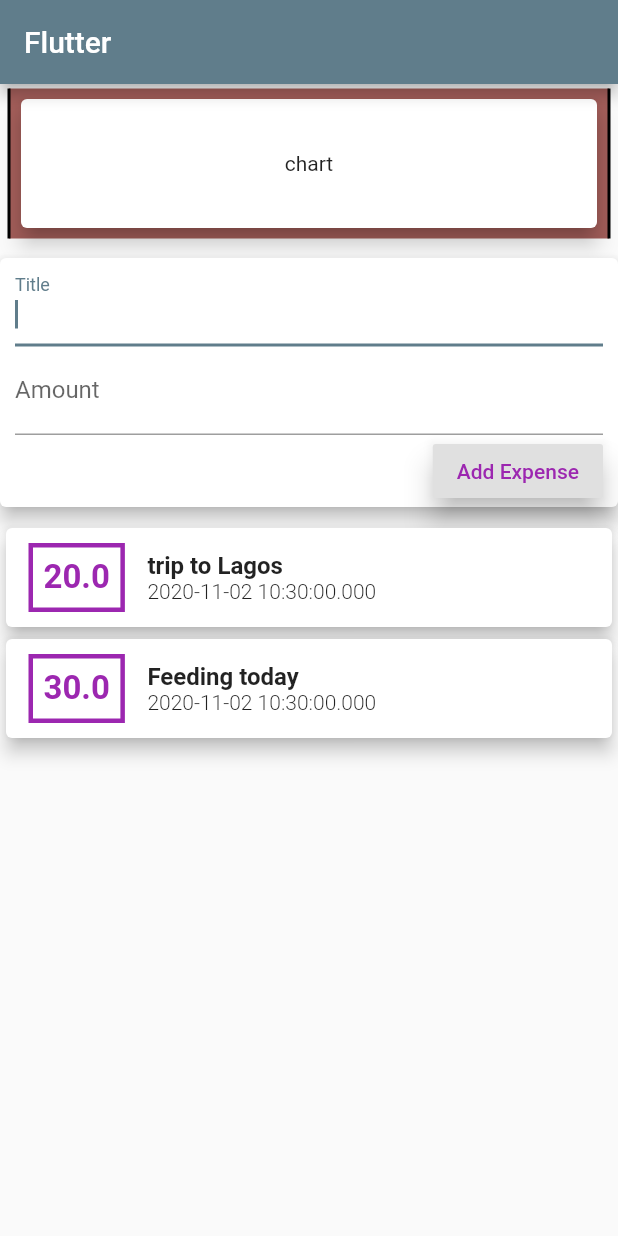
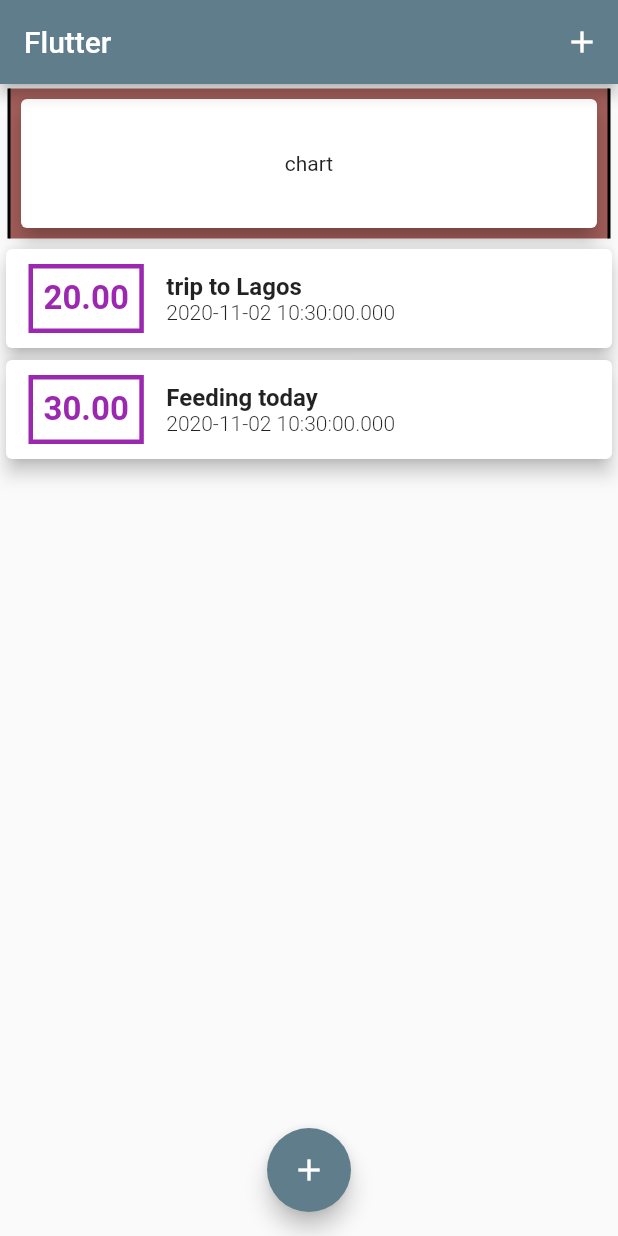
Before and after one commit to ercross/budget_manager, a Flutter app: the screen it shows after launch, on a phone screen of 412 x 824 dp. Run offline on Flutter 3.47's test engine with Material 2 defaults, Android fonts, the phone set to English and light mode, and no system bars.

Commit message:
added a bottomModalSheet to enable users input new expenses rather than render  InputFields() widget directly on the  homepage. InputFields is converted into stateful widget so that data entered into the fields are persisted onto the UI until the add expense button is clicked

```diff
--- a/lib/main.dart
+++ b/lib/main.dart
@@ -24,14 +24,23 @@ class MyApp extends StatelessWidget {
 }
 
 class MyHomePage extends StatelessWidget {
+  final HomePageBody homepageBody = new HomePageBody();
 
   @override
   Widget build(BuildContext context) {
     return Scaffold(
       appBar: AppBar(
         title: Text('Flutter'),
+        actions: [IconButton(
+          icon: Icon(Icons.add),
+          color: Colors.white,
+          onPressed: () {homepageBody.showInputFieldBoxes(context);})],
       ),
-      body: HomePageBody(),
+      body: homepageBody,
+      floatingActionButtonLocation: FloatingActionButtonLocation.centerFloat,
+      floatingActionButton: FloatingActionButton(
+        child: Icon(Icons.add),
+        onPressed: () {homepageBody.showInputFieldBoxes(context);})
     );
   }
 }
@@ -46,11 +55,19 @@ class HomePageBody extends StatelessWidget {
           //mainAxisAlignment: MainAxisAlignment.spaceAround,
           children: <Widget>[
             Chart(),
-            InputFields(_expenseBloc),
-            ExpenseList(expenseBloc: _expenseBloc)
+            //InputFields(_expenseBloc),
+            ExpenseList(expenseBloc: _expenseBloc),
           ],
         )
       );
+  }
+
+  void showInputFieldBoxes (BuildContext buildContext) {
+    showModalBottomSheet(
+      context: buildContext,
+      builder: (_) {
+        return InputFields(_expenseBloc);
+      });
   }
 }
 
@@ -76,12 +93,19 @@ class Chart extends StatelessWidget {
   }
 }
 
-class InputFields extends StatelessWidget {
+class InputFields extends StatefulWidget {
   final ExpenseBloc expenseBloc;
-  final TextEditingController amountController = TextEditingController();
-  final TextEditingController titleController = TextEditingController();
 
   InputFields(this.expenseBloc);
+
+  @override
+  _InputFieldsState createState() => _InputFieldsState();
+}
+
+class _InputFieldsState extends State<InputFields> {
+  final TextEditingController amountController = TextEditingController();
+
+  final TextEditingController titleController = TextEditingController();
 
   @override
   Widget build(BuildContext context) {
@@ -93,26 +117,43 @@ class InputFields extends StatelessWidget {
                 child: Column(
                   crossAxisAlignment: CrossAxisAlignment.end,
                   children: <Widget>[
-                    TextField(autofocus: true, decoration: InputDecoration(labelText: "Title"), controller: titleController,),
-                    TextField(autofocus: true, decoration: InputDecoration(labelText: "Amount"), controller: amountController),
+                    TextField(
+                      autofocus: true,
+                      decoration: InputDecoration(labelText: "Title"),
+                      controller: titleController,
+                      onSubmitted: (inputValue) {titleController.text = inputValue;},),
+                    TextField(
+                      autofocus: true,
+                      decoration: InputDecoration(labelText: "Amount"),
+                      controller: amountController,
+                      keyboardType: TextInputType.number,
+                      onSubmitted: (inputAmount) {amountController.text = inputAmount;},),
                     RaisedButton(
                       elevation: 8,
                       child: Text("Add Expense"),
                       textColor: Colors.purple,
-                      onPressed: () {
-                        expenseBloc.eventInput.add(AddExpense(
-                        Expense(
-                          title: titleController.text,
-                          amount: double.parse(amountController.text),
-                          date: DateTime.now(),
-                          id: 2,
-                        )
-                      ));
-                      },
+                      onPressed: addNewExpense,
                       )
                   ],
                 ),
               )
     );
   }
+
+  void addNewExpense() {
+    final String title = titleController.text;
+    final double amount = double.parse(amountController.text);
+
+    if (title.isEmpty|| amount < 0) {
+      return;
+    }
+    widget.expenseBloc.eventInput.add(AddExpense(
+                        Expense(
+                          title: title,
+                          amount: amount,
+                          date: DateTime.now(),
+                          id: 2,
+                        )
+                      ));
+  }
 }
--- a/lib/widgets/expense_card.dart
+++ b/lib/widgets/expense_card.dart
@@ -23,7 +23,7 @@ class ExpenseCard extends StatelessWidget {
                         ),
                         padding: EdgeInsets.all(7),
                         child: Text(
-                          expense.amount.toString(),
+                          expense.amount.toStringAsFixed(2),
                           style: TextStyle(
                             fontSize: 22,
                             fontWeight: FontWeight.bold,
--- a/lib/widgets/expense_list.dart
+++ b/lib/widgets/expense_list.dart
@@ -10,31 +10,28 @@ class ExpenseList extends StatefulWidget {
   ExpenseList({Key key, this.expenseBloc}) : super(key: key);
 
   @override
-  _ExpenseList createState() => _ExpenseList(expenseBloc);
+  _ExpenseList createState() => _ExpenseList();
 }
 
 class _ExpenseList extends State<ExpenseList> {
-  final ExpenseBloc expenseBloc;
-
-  _ExpenseList(this.expenseBloc);
 
   @override
   Widget build(BuildContext context) {
 
-    return StreamBuilder(
-      stream: expenseBloc.stateStreamOutput,
-      initialData: expenseBloc.expenses,
-      builder: (BuildContext buildContext, AsyncSnapshot<List<Expense>> snapshot) {
     return Container(
       height: 300,
-          child: ListView.builder(
+      child: StreamBuilder(
+        stream: widget.expenseBloc.stateStreamOutput,
+        initialData: widget.expenseBloc.expenses,
+        builder: (BuildContext buildContext, AsyncSnapshot<List<Expense>> snapshot) {
+            return ListView.builder(
+                    itemCount: snapshot.data.length,
                     itemBuilder: (buildContext, index) {
                       return ExpenseCard(snapshot.data[index]);
                     },
-                  itemCount: snapshot.data.length,
+            );
+        }
       ),
     );
   }
-    );
 }
-}
```
Lines whose indentation alone changed are shown as unchanged.
